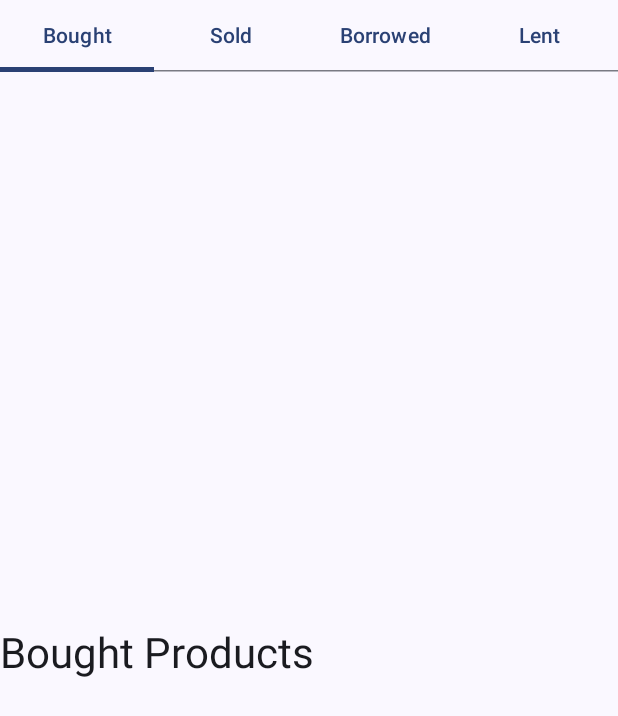
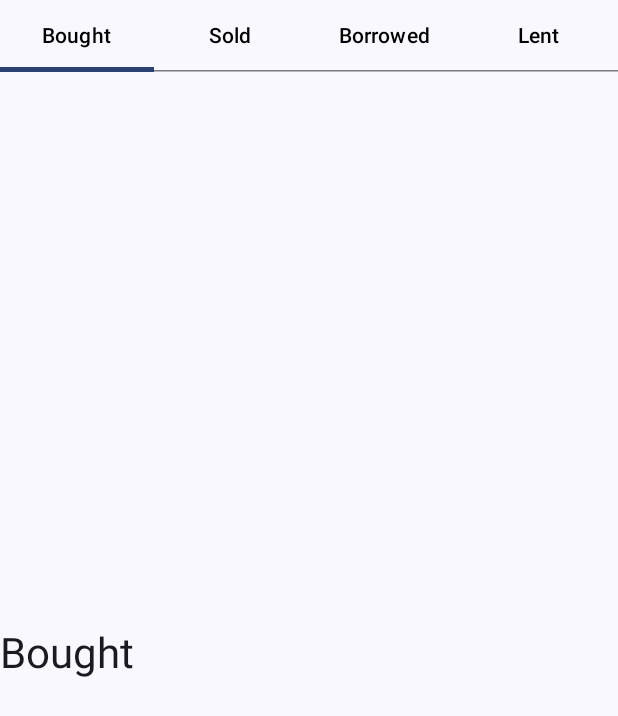
Before and after one commit to saeedus/Teebay, an Android app built with Jetpack Compose: the composable MyDealsScreen shown on its own in the app's theme, on a phone screen of 412 x 824 dp. Shown: the top 716 px of the screen. Run offline under Robolectric (Android 15) with nearby library versions, the phone set to English and light mode, and no system bars.

Commit message:
Fix: Ensure TabRow is visible in MyDealsScreen

```diff
--- a/app/src/main/java/com/sazim/teebay/products/presentation/navigation/ProductNavGraph.kt
+++ b/app/src/main/java/com/sazim/teebay/products/presentation/navigation/ProductNavGraph.kt
@@ -79,7 +79,7 @@ fun ProductNavGraph(
         }
 
         composable(route = ProductNavRoutes.MyDealsScreen.route) {
-            MyDealsScreen()
+            MyDealsScreen(modifier = modifier)
         }
 
     }
--- a/app/src/main/java/com/sazim/teebay/products/presentation/screens/MyDealsScreen.kt
+++ b/app/src/main/java/com/sazim/teebay/products/presentation/screens/MyDealsScreen.kt
@@ -1,6 +1,5 @@
 package com.sazim.teebay.products.presentation.screens
 
-import androidx.compose.foundation.ExperimentalFoundationApi
 import androidx.compose.foundation.layout.Column
 import androidx.compose.foundation.layout.fillMaxSize
 import androidx.compose.foundation.pager.HorizontalPager
@@ -12,6 +11,8 @@ import androidx.compose.material3.Text
 import androidx.compose.runtime.Composable
 import androidx.compose.runtime.rememberCoroutineScope
 import androidx.compose.ui.Modifier
+import androidx.compose.ui.res.colorResource
+import com.sazim.teebay.R
 import kotlinx.coroutines.launch
 
 sealed class MyDealsTab(val title: String) {
@@ -21,14 +22,13 @@ sealed class MyDealsTab(val title: String) {
     data object Lent : MyDealsTab("Lent")
 }
 
-@OptIn(ExperimentalFoundationApi::class)
 @Composable
-fun MyDealsScreen() {
+fun MyDealsScreen(modifier: Modifier = Modifier) {
     val tabs = listOf(MyDealsTab.Bought, MyDealsTab.Sold, MyDealsTab.Borrowed, MyDealsTab.Lent)
     val pagerState = rememberPagerState(pageCount = { tabs.size })
     val scope = rememberCoroutineScope()
 
-    Column(modifier = Modifier.fillMaxSize()) {
+    Column(modifier = modifier.fillMaxSize()) {
         TabRow(selectedTabIndex = pagerState.currentPage) {
             tabs.forEachIndexed { index, tab ->
                 Tab(
@@ -38,25 +38,35 @@ fun MyDealsScreen() {
                             pagerState.animateScrollToPage(index)
                         }
                     },
-                    text = { Text(tab.title) }
+                    text = {
+                        Text(
+                            tab.title, style = MaterialTheme.typography.titleSmall.copy(
+                                color = colorResource(
+                                    R.color.black
+                                )
+                            )
+                        )
+                    }
                 )
             }
         }
 
-        HorizontalPager(state = pagerState, modifier = Modifier.fillMaxSize()) {
-            page ->
+        HorizontalPager(state = pagerState, modifier = Modifier.weight(1f)) { page ->
             when (tabs[page]) {
                 MyDealsTab.Bought -> {
-                    Text("Bought Products", style = MaterialTheme.typography.headlineMedium)
+                    Text("Bought", style = MaterialTheme.typography.headlineMedium)
                 }
+
                 MyDealsTab.Sold -> {
-                    Text("Sold Products", style = MaterialTheme.typography.headlineMedium)
+                    Text("Sold", style = MaterialTheme.typography.headlineMedium)
                 }
+
                 MyDealsTab.Borrowed -> {
-                    Text("Borrowed Products", style = MaterialTheme.typography.headlineMedium)
+                    Text("Borrowed", style = MaterialTheme.typography.headlineMedium)
                 }
+
                 MyDealsTab.Lent -> {
-                    Text("Lent Products", style = MaterialTheme.typography.headlineMedium)
+                    Text("Lent", style = MaterialTheme.typography.headlineMedium)
                 }
             }
         }
```
